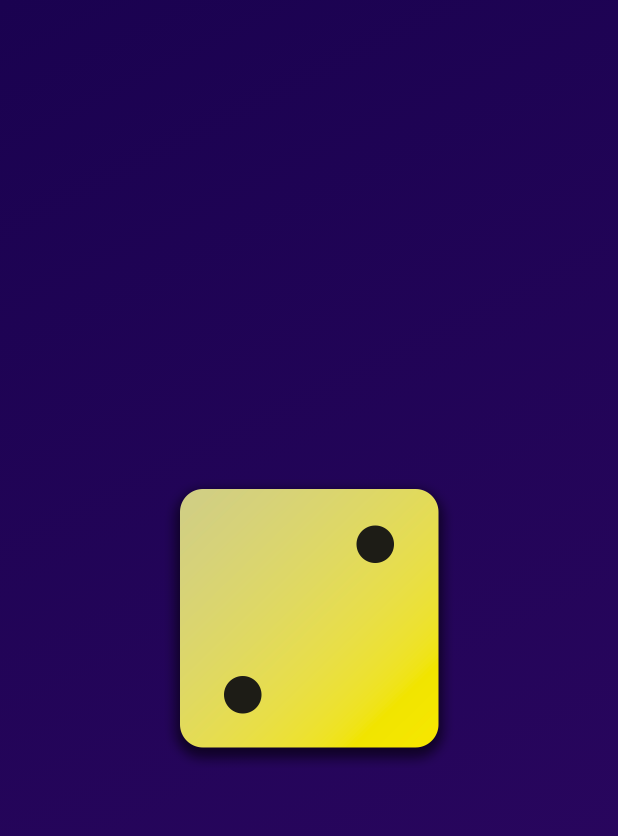
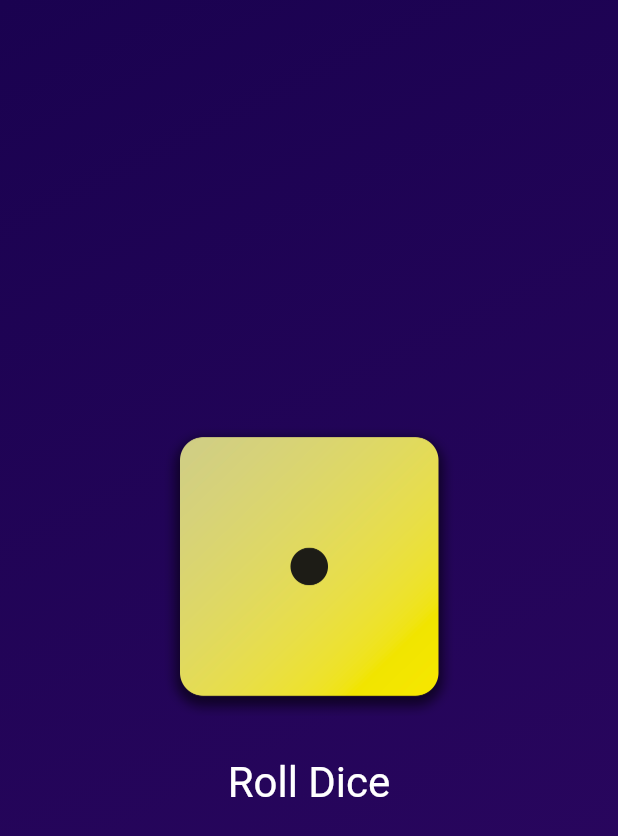
Before and after one commit to kunihei/first-app, a Flutter app: the screen it shows after launch, on a phone screen of 412 x 824 dp. Shown: the top 836 px of the screen. Run offline on Flutter 3.47's test engine with Material 3 defaults, Android fonts, the phone set to English and light mode, and no system bars.

Commit message:
ステートフルウィジェットの使い方

```diff
--- /dev/null
+++ b/lib/dice_roller.dart
@@ -0,0 +1,54 @@
+import 'package:flutter/material.dart';
+import 'dart:math';
+
+class DiceRoller extends StatefulWidget {
+  const DiceRoller({super.key});
+
+  @override
+  State<DiceRoller> createState() {
+    return _DiceRollerState();
+  }
+}
+
+class _DiceRollerState extends State<DiceRoller> {
+
+  // var activeDiceImage = 'assets/images/dice-2.png';
+  final randomizer = Random();
+  var currentDiceRoll = 1;
+
+  void rollDice() {
+    // var diceRoll = Random().nextInt(6) + 1;
+    setState(() {
+      currentDiceRoll = randomizer.nextInt(6) + 1;
+      // activeDiceImage = 'assets/images/dice-$diceRoll.png';
+    });
+  }
+
+  @override
+  Widget build(BuildContext context) {
+    return Column(
+      mainAxisSize: MainAxisSize.min,
+      children: [
+        Image.asset(
+          // activeDiceImage,
+          'assets/images/dice-$currentDiceRoll.png',
+          width: 200,
+        ),
+        SizedBox(
+          height: 20,
+        ),
+        TextButton(
+          onPressed: rollDice,
+          style: TextButton.styleFrom(
+            // padding: EdgeInsets.only(
+            //   top: 20,
+            // ),
+            foregroundColor: Colors.white,
+            textStyle: TextStyle(fontSize: 28),
+          ),
+          child: Text('Roll Dice'),
+        ),
+      ],
+    );
+  }
+}
--- a/lib/gradient_container.dart
+++ b/lib/gradient_container.dart
@@ -1,5 +1,6 @@
 import 'package:flutter/material.dart';
-import 'package:first_app/custom_text.dart';
+// import 'package:first_app/custom_text.dart';
+import 'package:first_app/dice_roller.dart';
 
 const startAlignment = Alignment.topLeft;
 const endAlignment = Alignment.bottomRight;
@@ -21,10 +22,8 @@ class GradientContainer extends StatelessWidget {
         ),
       ),
       child: Center(
-        child: Image.asset(
-          'assets/images/dice-2.png',
-          width: 200,
-        ), //CustomText('Hello World'),
+        child: DiceRoller(),
+        //CustomText('Hello World'),
       ),
     );
   }
--- a/pubspec.yaml
+++ b/pubspec.yaml
@@ -64,6 +64,7 @@ flutter:
     - assets/images/dice-3.png
     - assets/images/dice-4.png
     - assets/images/dice-5.png
+    - assets/images/dice-6.png
 
   # An image asset can refer to one or more resolution-specific "variants", see
   # https://flutter.dev/to/resolution-aware-images
```
